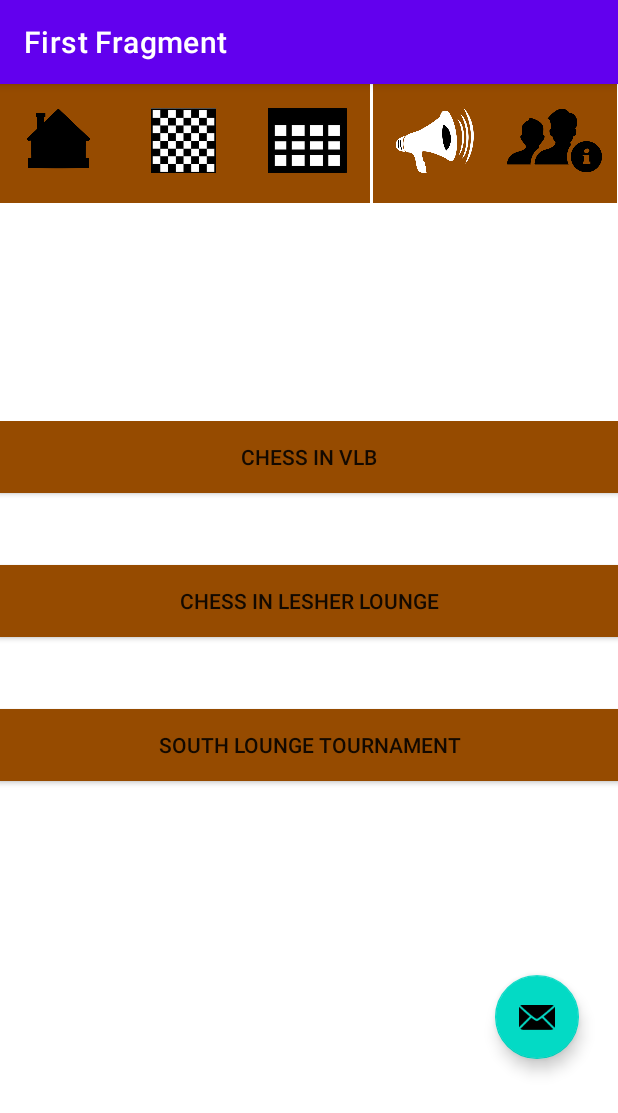
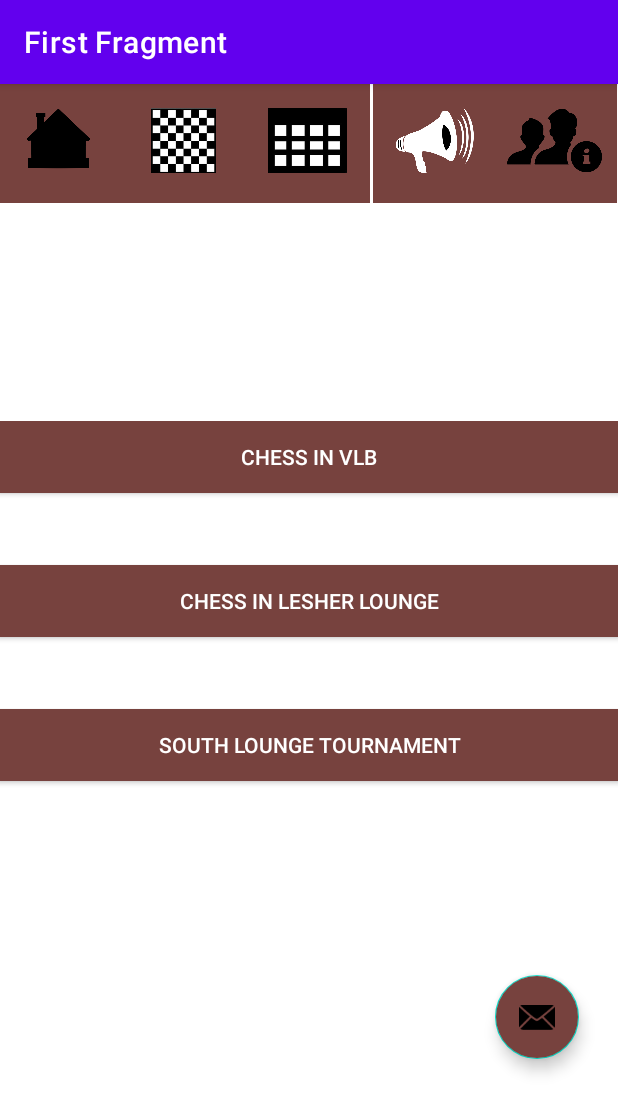
Before and after one commit to ojhscottsmith/Chess_Club_Hub, an Android app: the AnnouncementsActivity screen opened directly, with no data from a screen before it, on a phone screen of 412 x 824 dp. Shown: the top 1113 px of the screen. Run offline under Robolectric (Android 15) with nearby library versions, the phone set to English and light mode, and no system bars; our stand-ins replace navigation-ui.

Commit message:
Setting up "Chess" color scheme

```diff
--- a/app/src/main/java/com/example/chessclubhub/AnnouncementsActivity.java
+++ b/app/src/main/java/com/example/chessclubhub/AnnouncementsActivity.java
@@ -46,7 +46,8 @@ public class AnnouncementsActivity extends AppCompatActivity {
             tester.setId(i);
             tester.setWidth(buttonLayout.getWidth());
             tester.setText(Announcement.AnnouncementList.get(i).getTitle());
-            tester.setBackgroundColor(getColor(R.color.brown));
+            tester.setBackgroundColor(getColor(R.color.chess));
+            tester.setTextColor(getColor(R.color.white));
             tester.setOnClickListener(v1 -> {
                 displayId = tester.getId();
                 SendUserToPost_Display();
--- a/app/src/main/res/layout/activity_announcements.xml
+++ b/app/src/main/res/layout/activity_announcements.xml
@@ -34,7 +34,7 @@
             android:layout_marginStart="328dp"
             android:layout_marginTop="52dp"
             android:adjustViewBounds="true"
-            android:background="@color/brown"
+            android:background="@color/chess"
             android:contentDescription="Admin login page"
             android:padding="10dp"
             android:scaleType="fitCenter"
@@ -49,7 +49,7 @@
             android:layout_marginTop="52dp"
             android:layout_marginEnd="80dp"
             android:adjustViewBounds="true"
-            android:background="@color/brown"
+            android:background="@color/chess"
             android:contentDescription="Announcement page"
             android:padding="15dp"
             android:scaleType="fitCenter"
@@ -64,7 +64,7 @@
             android:layout_marginTop="52dp"
             android:layout_marginEnd="248dp"
             android:adjustViewBounds="true"
-            android:background="@color/brown"
+            android:background="@color/chess"
             android:contentDescription="Game page"
             android:padding="20dp"
             android:scaleType="fitCenter"
@@ -78,7 +78,7 @@
             android:layout_height="83dp"
             android:layout_marginTop="52dp"
             android:adjustViewBounds="true"
-            android:background="@color/brown"
+            android:background="@color/chess"
             android:contentDescription="Event page"
             android:padding="15dp"
             android:scaleType="fitCenter"
@@ -95,7 +95,7 @@
             android:layout_marginTop="52dp"
             android:layout_marginEnd="332dp"
             android:adjustViewBounds="true"
-            android:background="@color/brown"
+            android:background="@color/chess"
             android:contentDescription="Home page"
             android:padding="3dp"
             android:scaleType="fitCenter"
@@ -136,6 +136,7 @@
         android:layout_marginStart="330dp"
         app:srcCompat="@android:drawable/ic_dialog_email"
         app:fabSize="normal"
+        android:backgroundTint="@color/chess"
         />
 <!--        android:layout_marginEnd="@dimen/fab_margin"-->
 <!--        android:layout_marginBottom="16dp"-->
--- a/app/src/main/res/layout/activity_post.xml
+++ b/app/src/main/res/layout/activity_post.xml
@@ -15,7 +15,7 @@
             android:layout_width="wrap_content"
             android:layout_height="wrap_content"
             android:text="@string/post"
-            android:backgroundTint="@color/brown"
+            android:backgroundTint="@color/chess"
             app:layout_constraintBottom_toBottomOf="parent"
             app:layout_constraintEnd_toEndOf="parent"
             app:layout_constraintHorizontal_bias="0.498"
@@ -72,7 +72,7 @@
             android:id="@+id/back_button"
             android:layout_width="wrap_content"
             android:layout_height="wrap_content"
-            android:backgroundTint="@color/brown"
+            android:backgroundTint="@color/chess"
             android:text="@string/back_button"
             app:layout_constraintBottom_toBottomOf="parent"
             app:layout_constraintEnd_toEndOf="parent"
--- a/app/src/main/res/values/colors.xml
+++ b/app/src/main/res/values/colors.xml
@@ -8,4 +8,5 @@
     <color name="black">#FF000000</color>
     <color name="white">#FFFFFFFF</color>
     <color name="brown">#964B00</color>
+    <color name="chess">#77423E</color>
 </resources>
```
Also changed, not shown: app/src/main/res/layout/activity_main.xml (+8 -7 lines), app/src/main/res/layout/activity_post_display.xml (+6 -6 lines).
